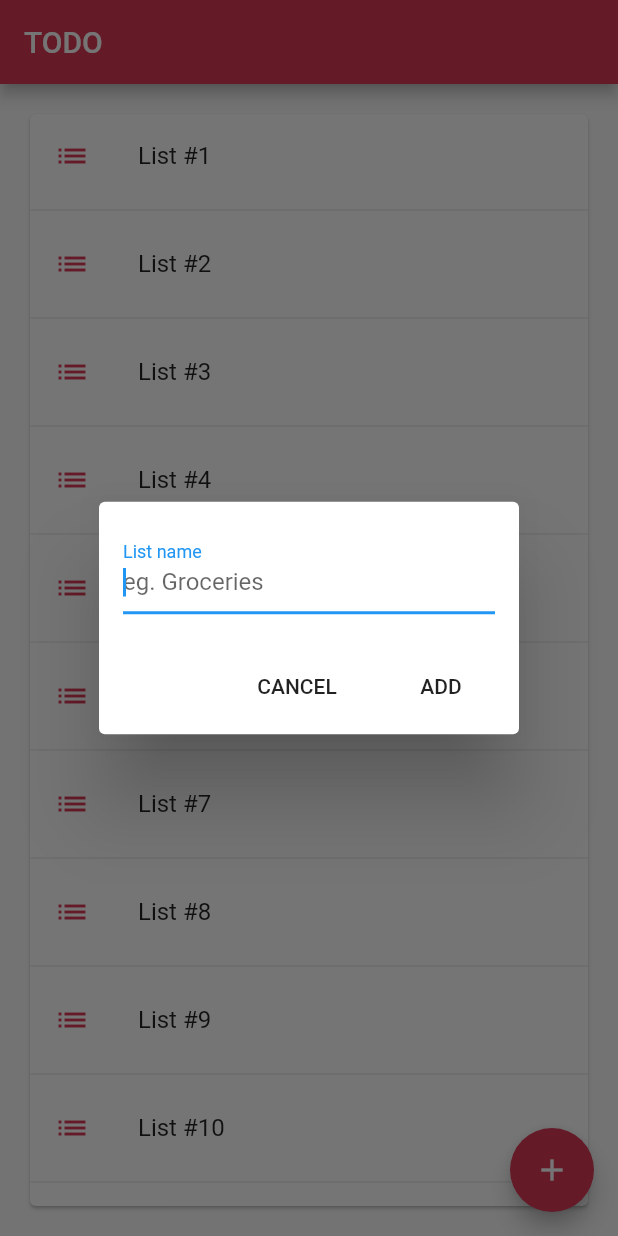
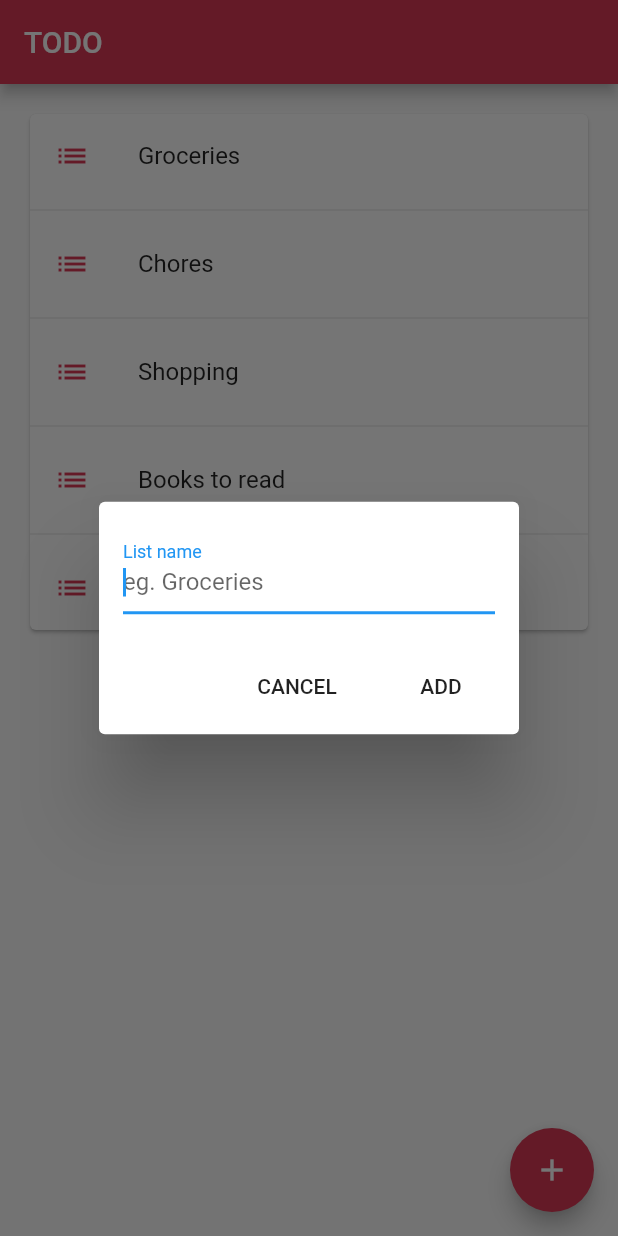
Before and after one commit to lucasmbraz/amazing_lists, a Flutter app: the screen it shows after launch, after a tap on the "add" icon, on a phone screen of 412 x 824 dp. Run offline on Flutter 3.47's test engine with Material 2 defaults, Android fonts, the phone set to English and light mode, and no system bars; our stand-ins replace circular_check_box, flutter_redux, freezed_annotation, redux; generated files the repository leaves out were written again.

Commit message:
Improves initial app state

```diff
--- a/lib/home/projects_widget.dart
+++ b/lib/home/projects_widget.dart
@@ -15,6 +15,7 @@ class ProjectsWidget extends StatelessWidget {
   @override
   Widget build(BuildContext context) {
     return ListView.separated(
+      shrinkWrap: true,
       itemCount: projects.length,
       separatorBuilder: (context, index) => const Divider(),
       itemBuilder: (context, index) => ProjectItemWidget(
--- a/lib/redux/app_state.dart
+++ b/lib/redux/app_state.dart
@@ -14,21 +14,14 @@ abstract class AppState implements _$AppState {
 
   factory AppState.init() => AppState(
         projects: [
-          Project(id: '1', name: 'List #1', tasks: [Task(id: '1', name: 'Apples', complete: false), Task(id: '2', name: 'Oranges', complete: false)]),
-          Project(id: '2', name: 'List #2', tasks: []),
-          Project(id: '3', name: 'List #3', tasks: []),
-          Project(id: '4', name: 'List #4', tasks: []),
-          Project(id: '5', name: 'List #5', tasks: []),
-          Project(id: '6', name: 'List #6', tasks: []),
-          Project(id: '7', name: 'List #7', tasks: []),
-          Project(id: '8', name: 'List #8', tasks: []),
-          Project(id: '9', name: 'List #9', tasks: []),
-          Project(id: '10', name: 'List #10', tasks: []),
-          Project(id: '11', name: 'List #11', tasks: []),
-          Project(id: '12', name: 'List #12', tasks: []),
-          Project(id: '13', name: 'List #13', tasks: []),
-          Project(id: '14', name: 'List #14', tasks: []),
-          Project(id: '15', name: 'List #15', tasks: []),
+          Project(id: '1', name: 'Groceries', tasks: [
+            Task(id: '1', name: 'Apples', complete: false),
+            Task(id: '2', name: 'Oranges', complete: true),
+          ]),
+          Project(id: '2', name: 'Chores', tasks: []),
+          Project(id: '3', name: 'Shopping', tasks: []),
+          Project(id: '4', name: 'Books to read', tasks: []),
+          Project(id: '5', name: 'Movies to watch', tasks: []),
         ],
       );
 }
```
